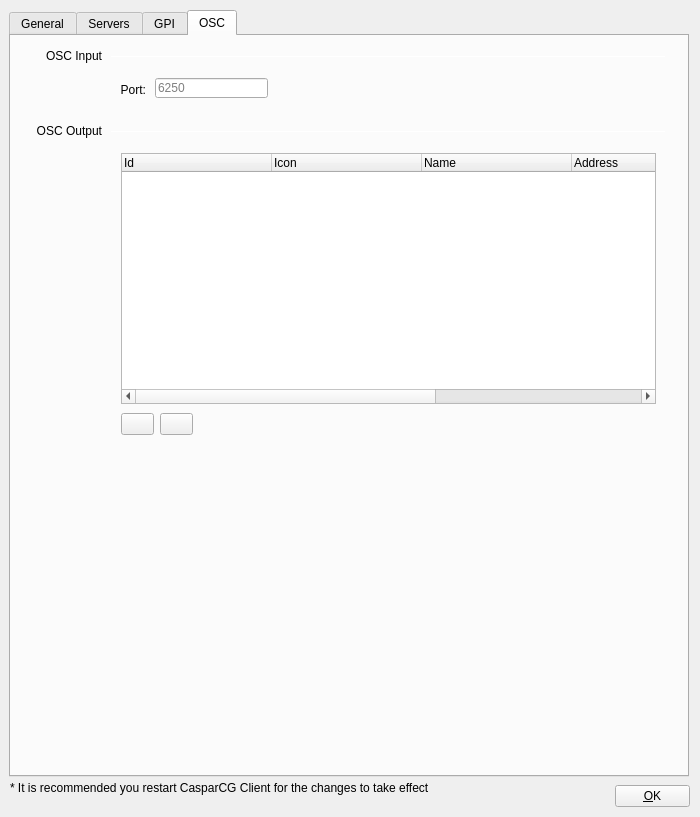
The window that src/Widgets/SettingsDialog.ui (CasparCG/client) describes before a commit, drawn with Qt 5.
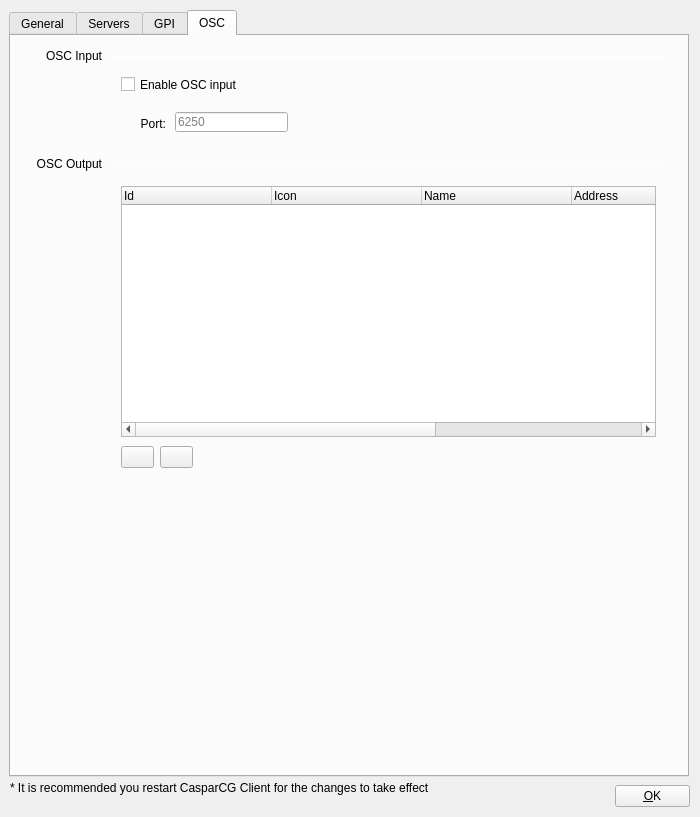
The same window after the commit. The open tabs and pages were chosen to show the change.

Commit message: OSC settings changes. Less delay in the execution of items.

```diff
--- a/src/Widgets/SettingsDialog.ui
+++ b/src/Widgets/SettingsDialog.ui
@@ -2584,8 +2584,8 @@
     <widget class="QLineEdit" name="lineEditOscInputPort">
      <property name="geometry">
       <rect>
-       <x>144</x>
-       <y>42</y>
+       <x>164</x>
+       <y>76</y>
        <width>113</width>
        <height>20</height>
       </rect>
@@ -2632,8 +2632,8 @@
     <widget class="QLabel" name="labelOscPort">
      <property name="geometry">
       <rect>
-       <x>84</x>
-       <y>44</y>
+       <x>104</x>
+       <y>78</y>
        <width>51</width>
        <height>20</height>
       </rect>
@@ -2649,7 +2649,7 @@
      <property name="geometry">
       <rect>
        <x>100</x>
-       <y>95</y>
+       <y>128</y>
        <width>555</width>
        <height>1</height>
       </rect>
@@ -2662,7 +2662,7 @@
      <property name="geometry">
       <rect>
        <x>10</x>
-       <y>87</y>
+       <y>120</y>
        <width>81</width>
        <height>16</height>
       </rect>
@@ -2678,7 +2678,7 @@
      <property name="geometry">
       <rect>
        <x>110</x>
-       <y>117</y>
+       <y>150</y>
        <width>535</width>
        <height>251</height>
       </rect>
@@ -2736,7 +2736,7 @@
      <property name="geometry">
       <rect>
        <x>110</x>
-       <y>377</y>
+       <y>410</y>
        <width>33</width>
        <height>22</height>
       </rect>
@@ -2761,7 +2761,7 @@
      <property name="geometry">
       <rect>
        <x>149</x>
-       <y>377</y>
+       <y>410</y>
        <width>33</width>
        <height>22</height>
       </rect>
@@ -2782,6 +2782,22 @@
       <string>Remove OSC Output</string>
      </property>
     </widget>
+    <widget class="QCheckBox" name="checkBoxEnableOscInput">
+     <property name="geometry">
+      <rect>
+       <x>110</x>
+       <y>40</y>
+       <width>171</width>
+       <height>17</height>
+      </rect>
+     </property>
+     <property name="focusPolicy">
+      <enum>Qt::NoFocus</enum>
+     </property>
+     <property name="text">
+      <string>Enable OSC input</string>
+     </property>
+    </widget>
    </widget>
   </widget>
   <widget class="QPushButton" name="pushButtonOK">
```
Left out of the diff: 134 changed lines with no effect on the pictures. The commit also changes 45 other files.
